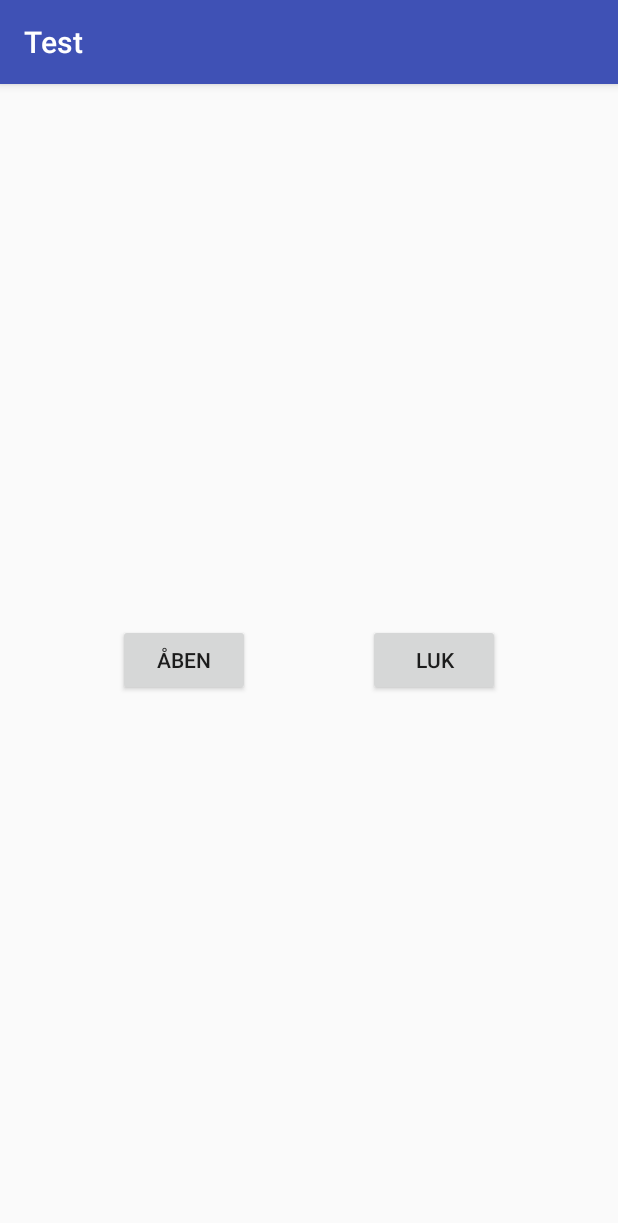
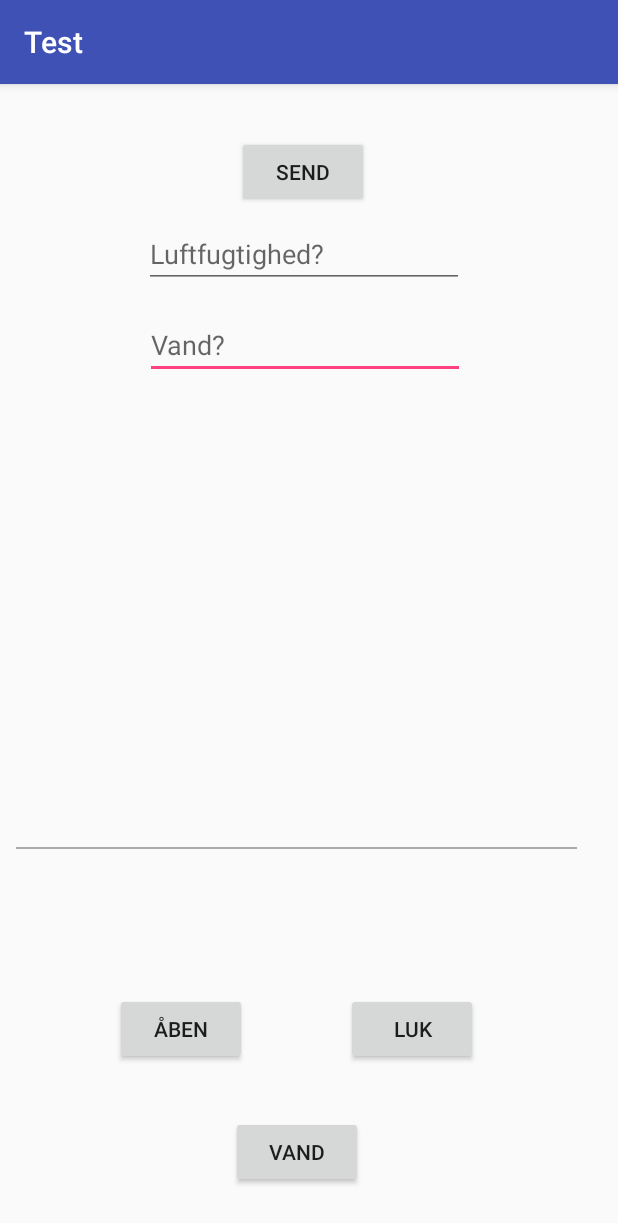
Before and after one commit to AndersHP/IoT-android-app, an Android app: the screen it shows after launch (MainActivity), on a phone screen of 412 x 824 dp. Shown: the top 1223 px of the screen. Run offline under Robolectric (Android 15) with nearby library versions, the phone set to English and light mode, and no system bars.

Commit message:
opdateret view

```diff
--- a/app/src/main/res/layout/activity_main.xml
+++ b/app/src/main/res/layout/activity_main.xml
@@ -4,7 +4,39 @@
     xmlns:tools="http://schemas.android.com/tools"
     android:layout_width="match_parent"
     android:layout_height="match_parent"
-    tools:context="com.example.anders.test.MainActivity">
+    tools:context="com.example.anders.test.MainActivity"
+    tools:layout_editor_absoluteY="81dp"
+    tools:layout_editor_absoluteX="0dp">
+
+    <android.support.constraint.ConstraintLayout
+        android:layout_width="374dp"
+        android:layout_height="243dp"
+        android:layout_marginBottom="16dp"
+        app:layout_constraintLeft_toLeftOf="parent"
+        app:layout_constraintBottom_toBottomOf="parent"
+        app:layout_constraintRight_toRightOf="parent"
+        app:layout_constraintHorizontal_bias="0.285">
+
+        <View
+            android:id="@+id/view"
+            android:layout_width="600dp"
+            android:layout_height="1dp"
+            android:background="@android:color/darker_gray"
+            tools:layout_editor_absoluteX="8dp"
+            tools:layout_editor_absoluteY="0dp" />
+
+        <Button
+            android:id="@+id/water"
+            android:layout_width="wrap_content"
+            android:layout_height="wrap_content"
+            android:layout_marginBottom="16dp"
+            android:layout_marginTop="8dp"
+            android:text="Vand"
+            app:layout_constraintBottom_toBottomOf="parent"
+            app:layout_constraintLeft_toLeftOf="parent"
+            app:layout_constraintRight_toRightOf="parent"
+            app:layout_constraintTop_toTopOf="parent"
+            app:layout_constraintVertical_bias="1.0" />
 
         <Button
             android:id="@+id/close"
@@ -12,9 +44,10 @@
             android:layout_height="wrap_content"
             android:text="Luk"
             app:layout_constraintBottom_toBottomOf="parent"
+            app:layout_constraintLeft_toRightOf="@+id/open"
+            app:layout_constraintRight_toRightOf="parent"
             app:layout_constraintTop_toTopOf="parent"
-        app:layout_constraintRight_toRightOf="parent"
-        app:layout_constraintLeft_toRightOf="@+id/open" />
+            app:layout_constraintVertical_bias="0.497" />
 
         <Button
             android:id="@+id/open"
@@ -22,8 +55,62 @@
             android:layout_height="wrap_content"
             android:text="Åben"
             app:layout_constraintBottom_toBottomOf="parent"
+            app:layout_constraintLeft_toLeftOf="parent"
+            app:layout_constraintRight_toLeftOf="@+id/close"
             app:layout_constraintTop_toTopOf="parent"
-        app:layout_constraintRight_toLeftOf="@+id/close"
-        app:layout_constraintLeft_toLeftOf="parent" />
+            app:layout_constraintVertical_bias="0.497" />
+    </android.support.constraint.ConstraintLayout>
+
+    <android.support.constraint.ConstraintLayout
+        android:layout_width="374dp"
+        android:layout_height="251dp"
+        tools:layout_editor_absoluteY="-5dp"
+        app:layout_constraintLeft_toLeftOf="parent"
+        app:layout_constraintRight_toRightOf="parent"
+        app:layout_constraintHorizontal_bias="0.428">
+
+        <EditText
+            android:id="@+id/waterFld"
+            android:layout_width="wrap_content"
+            android:layout_height="wrap_content"
+            android:layout_marginBottom="8dp"
+            android:layout_marginTop="8dp"
+            android:ems="10"
+            android:hint="Vand?"
+            app:layout_constraintBottom_toBottomOf="parent"
+            app:layout_constraintHorizontal_bias="0.503"
+            app:layout_constraintLeft_toLeftOf="parent"
+            app:layout_constraintRight_toRightOf="parent"
+            app:layout_constraintTop_toBottomOf="@+id/humidityFld"
+            app:layout_constraintVertical_bias="0.137" />
+
+        <EditText
+            android:id="@+id/humidityFld"
+            android:layout_width="wrap_content"
+            android:layout_height="wrap_content"
+            android:layout_marginBottom="8dp"
+            android:layout_marginTop="8dp"
+            android:ems="10"
+            android:hint="Luftfugtighed?"
+            android:inputType="number"
+            app:layout_constraintBottom_toBottomOf="parent"
+            app:layout_constraintHorizontal_bias="0.496"
+            app:layout_constraintLeft_toLeftOf="parent"
+            app:layout_constraintRight_toRightOf="parent"
+            app:layout_constraintTop_toBottomOf="@+id/send"
+            app:layout_constraintVertical_bias="0.0" />
+
+        <Button
+            android:id="@+id/send"
+            android:layout_width="wrap_content"
+            android:layout_height="wrap_content"
+            android:text="Send"
+            app:layout_constraintBottom_toBottomOf="parent"
+            app:layout_constraintHorizontal_bias="0.496"
+            app:layout_constraintLeft_toLeftOf="parent"
+            app:layout_constraintRight_toRightOf="parent"
+            app:layout_constraintTop_toTopOf="parent"
+            app:layout_constraintVertical_bias="0.172" />
+    </android.support.constraint.ConstraintLayout>
 
 </android.support.constraint.ConstraintLayout>
```
Lines whose indentation alone changed are shown as unchanged.
